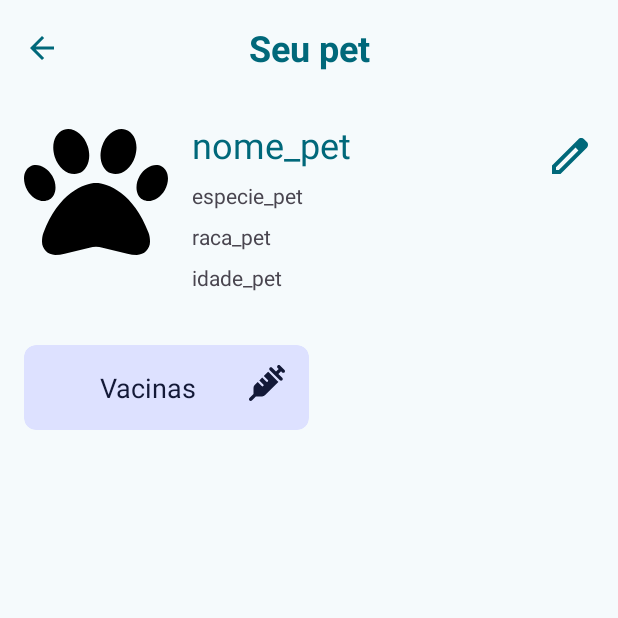
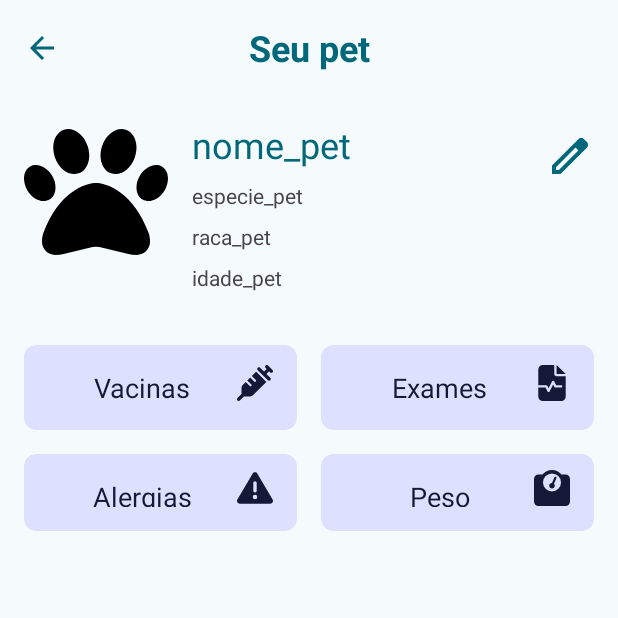
Before and after one commit to jpvrlma/PetCentral, an Android app: the MainPetActivity screen opened directly, with no data from a screen before it, on a phone screen of 412 x 824 dp, the top half of it. Run offline under Robolectric (Android 15) with nearby library versions, the phone set to English and light mode, and no system bars; our stand-ins replace Firebase (no records; nobody signed in at launch, a user with empty details on screens opened directly); Roboto replaces fonts that are not available here; 1 statement that could not run was skipped.

Commit message:
adiçao de listeners de funcionalidades

```diff
--- /dev/null
+++ b/app/src/main/res/drawable/alerta.xml
@@ -0,0 +1,5 @@
+<vector xmlns:android="http://schemas.android.com/apk/res/android" android:height="24dp" android:viewportHeight="512" android:viewportWidth="512" android:width="24dp">
+
+    <path android:fillColor="#FF000000" android:pathData="M256,32c14.2,0 27.3,7.5 34.5,19.8l216,368c7.3,12.4 7.3,27.7 0.2,40.1S486.3,480 472,480L40,480c-14.3,0 -27.6,-7.7 -34.7,-20.1s-7,-27.8 0.2,-40.1l216,-368C228.7,39.5 241.8,32 256,32zM256,160c-13.3,0 -24,10.7 -24,24l0,112c0,13.3 10.7,24 24,24s24,-10.7 24,-24l0,-112c0,-13.3 -10.7,-24 -24,-24zM288,384a32,32 0,1 0,-64 0,32 32,0 1,0 64,0z"/>
+
+</vector>
--- /dev/null
+++ b/app/src/main/res/drawable/file_waveform_solid.xml
@@ -0,0 +1,5 @@
+<vector xmlns:android="http://schemas.android.com/apk/res/android" android:height="24dp" android:viewportHeight="512" android:viewportWidth="448" android:width="21dp">
+
+    <path android:fillColor="#FF000000" android:pathData="M96,0C60.7,0 32,28.7 32,64l0,224 112,0c6.1,0 11.6,3.4 14.3,8.8L176,332.2l49.7,-99.4c2.7,-5.4 8.3,-8.8 14.3,-8.8s11.6,3.4 14.3,8.8L281.9,288l70.1,0c8.8,0 16,7.2 16,16s-7.2,16 -16,16l-80,0c-6.1,0 -11.6,-3.4 -14.3,-8.8L240,275.8l-49.7,99.4c-2.7,5.4 -8.3,8.8 -14.3,8.8s-11.6,-3.4 -14.3,-8.8L134.1,320 32,320l0,128c0,35.3 28.7,64 64,64l256,0c35.3,0 64,-28.7 64,-64l0,-288 -128,0c-17.7,0 -32,-14.3 -32,-32L256,0 96,0zM288,0l0,128 128,0L288,0z"/>
+
+</vector>
--- /dev/null
+++ b/app/src/main/res/drawable/peso.xml
@@ -0,0 +1,5 @@
+<vector xmlns:android="http://schemas.android.com/apk/res/android" android:height="24dp" android:viewportHeight="512" android:viewportWidth="512" android:width="24dp">
+
+    <path android:fillColor="#FF000000" android:pathData="M128,176a128,128 0,1 1,256 0,128 128,0 1,1 -256,0zM391.8,64C359.5,24.9 310.7,0 256,0S152.5,24.9 120.2,64L64,64C28.7,64 0,92.7 0,128L0,448c0,35.3 28.7,64 64,64l384,0c35.3,0 64,-28.7 64,-64l0,-320c0,-35.3 -28.7,-64 -64,-64l-56.2,0zM296,224c0,-10.6 -4.1,-20.2 -10.9,-27.4l33.6,-78.3c3.5,-8.1 -0.3,-17.5 -8.4,-21s-17.5,0.3 -21,8.4L255.7,184c-22,0.1 -39.7,18 -39.7,40c0,22.1 17.9,40 40,40s40,-17.9 40,-40z"/>
+
+</vector>
--- a/app/src/main/res/layout/activity_main_pet.xml
+++ b/app/src/main/res/layout/activity_main_pet.xml
@@ -118,6 +118,7 @@
         android:layout_height="wrap_content"
         android:layout_marginStart="16dp"
         android:layout_marginTop="16dp"
+        android:layout_marginEnd="8dp"
         android:backgroundTint="@color/md_theme_tertiaryContainer"
         app:cardCornerRadius="8dp"
         app:layout_constraintEnd_toStartOf="@+id/guideline2"
@@ -162,6 +163,159 @@
 
     </com.google.android.material.card.MaterialCardView>
 
+    <com.google.android.material.card.MaterialCardView
+        android:id="@+id/card_exames"
+        android:layout_width="0dp"
+        android:layout_height="wrap_content"
+        android:layout_marginStart="8dp"
+        android:layout_marginTop="16dp"
+        android:layout_marginEnd="16dp"
+        android:backgroundTint="@color/md_theme_tertiaryContainer"
+        app:cardCornerRadius="8dp"
+        app:layout_constraintEnd_toEndOf="parent"
+        app:layout_constraintStart_toStartOf="@+id/guideline2"
+        app:layout_constraintTop_toTopOf="@+id/horizontalGuideline"
+        app:strokeWidth="0dp">
+
+        <LinearLayout
+            android:layout_width="match_parent"
+            android:layout_height="wrap_content"
+            android:gravity="center_vertical"
+            android:orientation="horizontal"
+            android:padding="8dp">
+
+            <TextView
+                android:id="@+id/text_exames"
+                android:layout_width="0dp"
+                android:layout_height="wrap_content"
+                android:layout_marginStart="16dp"
+                android:layout_marginTop="8dp"
+                android:layout_marginBottom="8dp"
+                android:layout_weight="1"
+                android:gravity="center"
+                android:text="Exames"
+                android:textColor="@color/md_theme_onTertiaryContainer"
+                android:textSize="18sp">
+
+            </TextView>
+
+            <ImageView
+                android:id="@+id/exames_icon"
+                android:layout_width="24dp"
+                android:layout_height="24dp"
+                android:layout_marginStart="8dp"
+                android:layout_marginTop="5dp"
+                android:layout_marginEnd="8dp"
+                android:layout_marginBottom="8dp"
+                android:src="@drawable/file_waveform_solid"
+                app:tint="@color/md_theme_onTertiaryContainer" />
+
+        </LinearLayout>
+
+    </com.google.android.material.card.MaterialCardView>
+
+    <com.google.android.material.card.MaterialCardView
+        android:id="@+id/card_alergia"
+        android:layout_width="0dp"
+        android:layout_height="wrap_content"
+        android:layout_marginStart="16dp"
+        android:layout_marginTop="16dp"
+        android:layout_marginEnd="8dp"
+        android:backgroundTint="@color/md_theme_tertiaryContainer"
+        app:cardCornerRadius="8dp"
+        app:layout_constraintEnd_toStartOf="@+id/guideline2"
+        app:layout_constraintStart_toStartOf="parent"
+        app:layout_constraintTop_toBottomOf="@+id/card_vacina"
+        app:strokeWidth="0dp">
+
+        <LinearLayout
+            android:layout_width="match_parent"
+            android:layout_height="51dp"
+            android:gravity="center_vertical"
+            android:orientation="horizontal"
+            android:padding="8dp">
+
+            <TextView
+                android:id="@+id/text_alergia"
+                android:layout_width="0dp"
+                android:layout_height="wrap_content"
+                android:layout_marginStart="16dp"
+                android:layout_marginTop="8dp"
+                android:layout_marginBottom="8dp"
+                android:layout_weight="1"
+                android:gravity="center"
+                android:text="Alergias"
+                android:textColor="@color/md_theme_onTertiaryContainer"
+                android:textSize="18sp">
+
+            </TextView>
+
+            <ImageView
+                android:id="@+id/alergia_icon"
+                android:layout_width="24dp"
+                android:layout_height="24dp"
+                android:layout_marginStart="8dp"
+                android:layout_marginTop="5dp"
+                android:layout_marginEnd="8dp"
+                android:layout_marginBottom="8dp"
+                android:src="@drawable/alerta"
+                app:tint="@color/md_theme_onTertiaryContainer" />
+
+        </LinearLayout>
+
+    </com.google.android.material.card.MaterialCardView>
+
+    <com.google.android.material.card.MaterialCardView
+        android:id="@+id/card_peso"
+        android:layout_width="0dp"
+        android:layout_height="wrap_content"
+        android:layout_marginStart="8dp"
+        android:layout_marginTop="16dp"
+        android:layout_marginEnd="16dp"
+        android:backgroundTint="@color/md_theme_tertiaryContainer"
+        app:cardCornerRadius="8dp"
+        app:layout_constraintEnd_toEndOf="parent"
+        app:layout_constraintStart_toStartOf="@+id/guideline2"
+        app:layout_constraintTop_toBottomOf="@+id/card_exames"
+        app:strokeWidth="0dp">
+
+        <LinearLayout
+            android:layout_width="match_parent"
+            android:layout_height="51dp"
+            android:gravity="center_vertical"
+            android:orientation="horizontal"
+            android:padding="8dp">
+
+            <TextView
+                android:id="@+id/text_peso"
+                android:layout_width="0dp"
+                android:layout_height="wrap_content"
+                android:layout_marginStart="16dp"
+                android:layout_marginTop="8dp"
+                android:layout_marginBottom="8dp"
+                android:layout_weight="1"
+                android:gravity="center"
+                android:text="Peso"
+                android:textColor="@color/md_theme_onTertiaryContainer"
+                android:textSize="18sp">
+
+            </TextView>
+
+            <ImageView
+                android:id="@+id/peso_icon"
+                android:layout_width="24dp"
+                android:layout_height="24dp"
+                android:layout_marginStart="8dp"
+                android:layout_marginTop="5dp"
+                android:layout_marginEnd="8dp"
+                android:layout_marginBottom="8dp"
+                android:src="@drawable/peso"
+                app:tint="@color/md_theme_onTertiaryContainer" />
+
+        </LinearLayout>
+
+    </com.google.android.material.card.MaterialCardView>
+
     <androidx.constraintlayout.widget.Guideline
         android:id="@+id/guideline2"
         android:layout_width="wrap_content"
```
